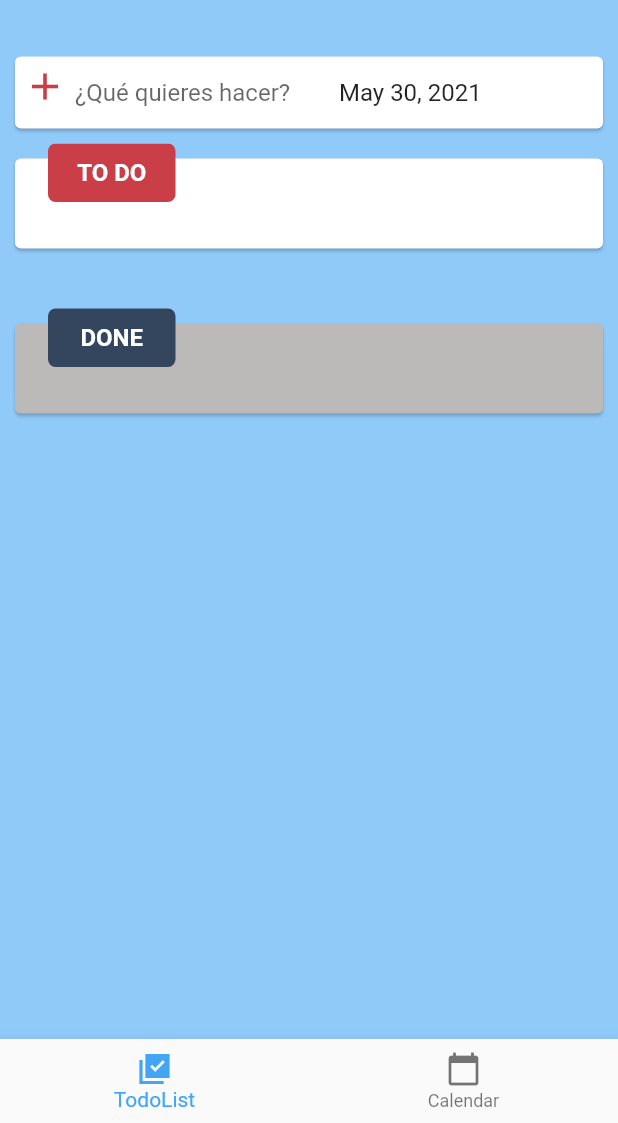
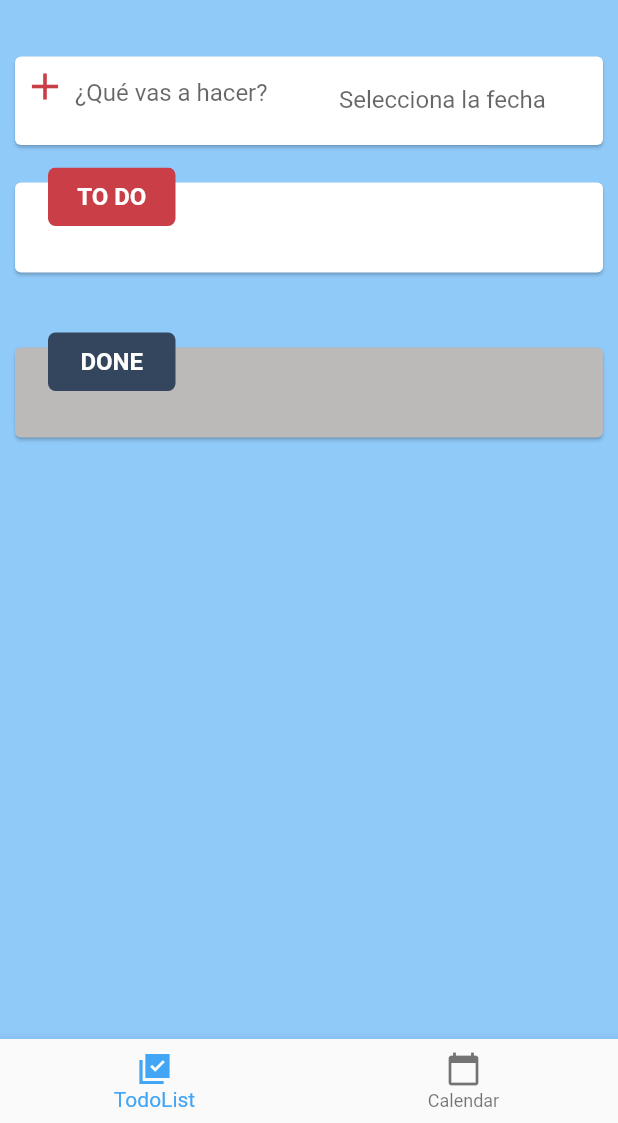
Before and after one commit to juantot9/goodreminder, a Flutter app: the screen it shows once a user with an empty profile is signed in, on a phone screen of 412 x 824 dp, the part 113-1236 px from its top. Run offline on Flutter 3.47's test engine with Material 2 defaults, Android fonts, the phone set to English and light mode, and no system bars; drawn by our look-alikes of date_field; our stand-ins replace firebase_auth, firebase_core, share_plus, sqflite; accounts and stored records are empty.

Commit message:
fechas en base de datos

```diff
--- a/lib/models/db.dart
+++ b/lib/models/db.dart
@@ -9,12 +9,12 @@ const kTodosStatusActive = 0;
 const kTodosStatusDone = 1;
 
 const kDatabaseName = 'todos.db';
-const kDatabaseVersion = 1;
+const kDatabaseVersion = 2;
 const kSQLCreateStatement = '''
 CREATE TABLE "todos" (
 	 "id" INTEGER NOT NULL PRIMARY KEY AUTOINCREMENT,
 	 "title" TEXT NOT NULL,
-	 "created" text NOT NULL,
+	 "created" TEXT NOT NULL,
 	 "updated" TEXT NOT NULL,
 	 "status" integer DEFAULT $kTodosStatusActive,
    "dateTodo" TEXT NOT NULL
@@ -77,6 +77,7 @@ class DB {
         created: DateTime.parse(maps[i]['created']),
         updated: DateTime.parse(maps[i]['updated']),
         status: maps[i]['status'],
+        dateTodo: DateTime.parse(maps[i]['dateTodo']),
       );
     });
   }
--- a/lib/models/model.dart
+++ b/lib/models/model.dart
@@ -6,8 +6,9 @@ class TodoItem {
   DateTime created;
   DateTime updated;
   int status;
+  DateTime dateTodo;
 
-  TodoItem({this.id, this.title, this.created, this.updated, this.status});
+  TodoItem({this.id, this.title, this.created, this.updated, this.status, this.dateTodo});
 
   Map<String, dynamic> toMap() {
     return {
@@ -16,6 +17,7 @@ class TodoItem {
       'created': created.toString(),
       'updated': updated.toString(),
       'status': status,
+      'dateTodo': dateTodo.toString(),
     };
   }
 
@@ -25,6 +27,7 @@ class TodoItem {
       'created': created.toString(),
       'updated': updated.toString(),
       'status': TodoStatus.active.index,
+      'dateTodo': dateTodo.toString(),
     };
   }
 }
--- a/lib/screens/home/todo.dart
+++ b/lib/screens/home/todo.dart
@@ -72,7 +72,7 @@ class _TodoListState extends State<TodoList> {
                   ],
                 ),
               ),
-              expandedHeight: 171,
+              expandedHeight: 187,
             ),
             SliverList(
               delegate: SliverChildBuilderDelegate(
@@ -127,6 +127,7 @@ class _TodoListState extends State<TodoList> {
         created: DateTime.now(),
         updated: DateTime.now(),
         status: Model.TodoStatus.active.index,
+        dateTodo: inputDate,
       );
 
       DBWrapper.sharedInstance.addTodo(todo);
--- a/lib/widgets/task_input.dart
+++ b/lib/widgets/task_input.dart
@@ -37,7 +37,7 @@ class _TaskInputState extends State<TaskInput> {
                 minLines: 1,
                 maxLines: 2,
                 decoration: InputDecoration(
-                    hintText: '¿Qué quieres hacer?',
+                    hintText: '¿Qué vas a hacer?',
                     border: InputBorder.none),
                 textInputAction: TextInputAction.done,
                 controller: textEditingController,
@@ -48,12 +48,11 @@ class _TaskInputState extends State<TaskInput> {
               ),
             ),
             Expanded(
-              child: DateTimeField(
-                selectedDate: selectedDate,
+              child: DateTimeFormField(
                 mode:DateTimeFieldPickerMode.date,
                 decoration: InputDecoration(
-                    hintText: '¿Y cuándo?',
-                    border: InputBorder.none),
+                    border: InputBorder.none,
+                    labelText: "Selecciona la fecha"),
                 onDateSelected: (DateTime value) {
                   widget.onSubmitted(value, controller: textEditingController);
                   // widget.onSubmitted(controller: dateEditingController);
--- a/lib/widgets/todo.dart
+++ b/lib/widgets/todo.dart
@@ -1,4 +1,5 @@
 import 'package:flutter/material.dart';
+import 'package:intl/intl.dart';
 import 'package:good_reminder/widgets/shared.dart';
 import 'package:good_reminder/models/model.dart' as Model;
 import 'package:good_reminder/utils/colors.dart';
@@ -47,6 +48,7 @@ class _TodoState extends State<Todo> {
                     duration: Duration(seconds: 1),
                     child: getTaskItem(
                       widget.todos[i].title,
+                      widget.todos[i].dateTodo,
                       index: i,
                       onTap: () {
                         setState(() {
@@ -72,7 +74,7 @@ class _TodoState extends State<Todo> {
     );
   }
 
-  Widget getTaskItem(String text,
+  Widget getTaskItem(String text, DateTime date,
       {@required int index, @required Function onTap}) {
     return Container(
         child: Column(
@@ -104,7 +106,7 @@ class _TodoState extends State<Todo> {
                       padding: EdgeInsets.only(
                           left: 10, top: 15, right: 20, bottom: 15),
                       child: Text(
-                        text,
+                        text + " " + DateFormat("dd/MM/yyyy").format(date),
                         overflow: TextOverflow.clip,
                         textAlign: TextAlign.justify,
                         style: Theme.of(context).textTheme.headline6.copyWith(
```
